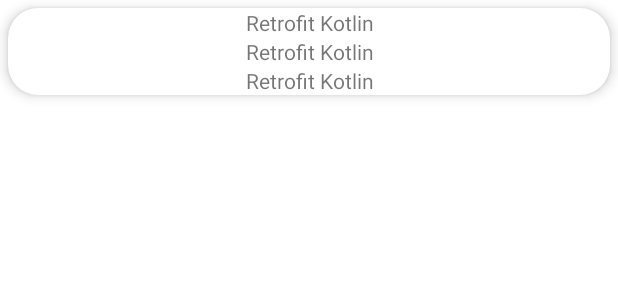
After one commit to Aplicaciones-moviles/Semana-7-Retrofit, an Android app: the layout item_layout.xml on its own in the app's theme, with its tools: preview values and no code run, on a phone screen of 412 x 824 dp. The commit adds this screen. Shown: the top 300 px of the screen. Run offline under Robolectric (Android 15) with nearby library versions, the phone set to English and light mode, and no system bars; network calls fail.

Commit message:
Pantalla agregada

```diff
--- a/app/src/main/java/facci/pm/retrofitkotlin/User.kt
+++ b/app/src/main/java/facci/pm/retrofitkotlin/User.kt
@@ -4,6 +4,8 @@ import com.google.gson.annotations.SerializedName
 
 data class User (
 
+    @SerializedName("id")
+    var id: String,
     @SerializedName("name")
     var name: String,
     @SerializedName("username")
--- /dev/null
+++ b/app/src/main/res/layout/item_layout.xml
@@ -0,0 +1,36 @@
+<?xml version="1.0" encoding="utf-8"?>
+<androidx.cardview.widget.CardView xmlns:android="http://schemas.android.com/apk/res/android"
+    android:layout_width="match_parent"
+    android:layout_height="wrap_content"
+    xmlns:app="http://schemas.android.com/apk/res-auto"
+    app:cardElevation="5dp"
+    android:layout_margin="5dp"
+    app:cardCornerRadius="20dp">
+
+    <LinearLayout
+        android:orientation="vertical"
+        android:layout_width="match_parent"
+        android:layout_height="match_parent">
+
+    <TextView
+        android:textAlignment="center"
+        android:id="@+id/TextViewName"
+        android:text="@string/app_name"
+        android:layout_width="match_parent"
+        android:layout_height="wrap_content"/>
+
+    <TextView
+        android:textAlignment="center"
+        android:id="@+id/TextViewUsername"
+        android:text="@string/app_name"
+        android:layout_width="match_parent"
+        android:layout_height="wrap_content"/>
+
+    <TextView
+        android:textAlignment="center"
+        android:id="@+id/TextViewEmail"
+        android:text="@string/app_name"
+        android:layout_width="match_parent"
+        android:layout_height="wrap_content"/>
+    </LinearLayout>
+</androidx.cardview.widget.CardView>
```
Also changed, not shown: app/src/main/java/facci/pm/retrofitkotlin/MainActivity.kt (+26 -15 lines), app/src/main/java/facci/pm/retrofitkotlin/UserAdapter.kt (added, +33 -0 lines), app/src/main/res/layout/activity_main.xml (+4 -8 lines).
